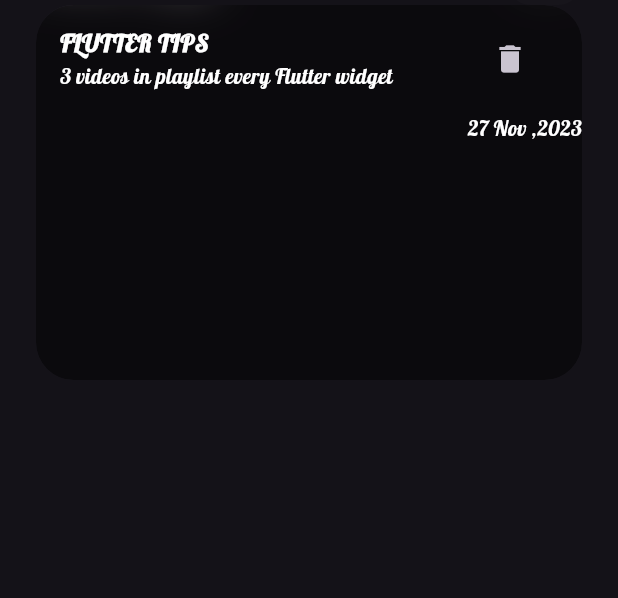
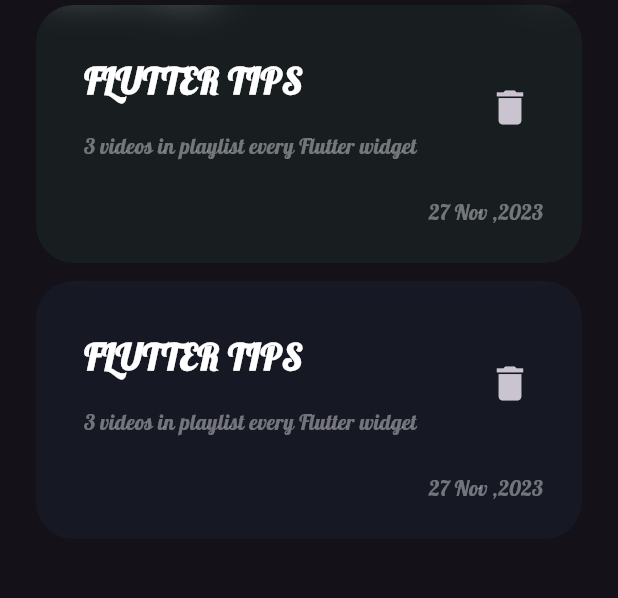
Before and after one commit to midoHaz/Note-app, a Flutter app: the screen it shows after launch, on a phone screen of 412 x 824 dp, the part 160-758 px from its top. Run offline on Flutter 3.47's test engine with Material 3 defaults, Android fonts, the phone set to English and light mode, and no system bars.

Commit message:
create notesItems-2

```diff
--- /dev/null
+++ b/lib/widgets/custom_note_item.dart
@@ -0,0 +1,41 @@
+import 'dart:ui';
+
+import 'package:flutter/material.dart';
+
+class CustomNoteItem extends StatelessWidget {
+  const CustomNoteItem({Key? key, required this.color,}) : super(key: key);
+
+  final Color color;
+  @override
+  Widget build(BuildContext context) {
+    return  ClipRRect(
+      borderRadius: BorderRadius.circular(25),
+      child:BackdropFilter(filter: ImageFilter.blur(sigmaX: 15,sigmaY: 15),
+        child: Container(
+          padding:const EdgeInsets.only(top: 24,bottom: 24,left: 16),
+          width: double.infinity,
+          decoration: BoxDecoration(
+            borderRadius: BorderRadius.circular(25),
+            color: color.withOpacity(.05),
+          ),
+          child:Column(
+            crossAxisAlignment: CrossAxisAlignment.end,
+            children: [ListTile(
+              title:const  Text("FLUTTER TIPS",style: TextStyle(color: Colors.white,fontWeight: FontWeight.bold,fontSize: 24),),
+              subtitle: Padding(
+                padding: const EdgeInsets.only(top: 16.0),
+                child: Text("3 videos in playlist every Flutter widget",style: TextStyle(color: Colors.white.withOpacity(.4)),),
+              ),
+              trailing:IconButton(onPressed: (){}, icon: const Icon(Icons.delete,size: 30,)) ,
+            ),
+
+              Padding(
+                padding:const  EdgeInsets.only(right: 26.0,top: 16),
+                child: Text("27 Nov ,2023",style: TextStyle(color: Colors.white.withOpacity(.4)),),
+              ),
+            ],
+          ),
+        ),) ,
+    );
+  }
+}
--- a/lib/widgets/notes_view_body.dart
+++ b/lib/widgets/notes_view_body.dart
@@ -2,41 +2,22 @@ import 'dart:ui';
 
 import 'package:flutter/material.dart';
 import 'package:note_app/widgets/custom_app_bar.dart';
+import 'package:note_app/widgets/custom_note_item.dart';
 
 class NotesViewBody extends StatelessWidget {
   const NotesViewBody({Key? key}) : super(key: key);
 
   @override
   Widget build(BuildContext context) {
-    return Padding(
-      padding: const EdgeInsets.symmetric(horizontal: 24),
+    return const Padding(
+      padding: EdgeInsets.symmetric(horizontal: 24),
       child: Column(
         children: [
-          const SizedBox(height: 60,),
-          const CustomAppBar(),
-          ClipRRect(
-            borderRadius: BorderRadius.circular(25),
-            child:BackdropFilter(filter: ImageFilter.blur(sigmaX: 15,sigmaY: 15),
-            child: Container(
-              height: 250,
-              width: double.infinity,
-              decoration: BoxDecoration(
-                borderRadius: BorderRadius.circular(25),
-                color: Colors.black45,
-              ),
-              child:Column(
-                crossAxisAlignment: CrossAxisAlignment.end,
-                children: [ListTile(
-                  title:const  Text("FLUTTER TIPS",style: TextStyle(color: Colors.white,fontWeight: FontWeight.bold),),
-                  subtitle:const Text("3 videos in playlist every Flutter widget",style: TextStyle(color: Colors.white),),
-                  trailing:IconButton(onPressed: (){}, icon: const Icon(Icons.delete)) ,
-                ),
-
-                  const Text("27 Nov ,2023",style: TextStyle(color: Colors.white),),
-                ],
-              ),
-            ),) ,
-          )
+          SizedBox(height: 60,),
+          CustomAppBar(),
+         CustomNoteItem(color: Colors.greenAccent,),
+         SizedBox(height:12.0),
+         CustomNoteItem(color: Colors.blueAccent,),
         ],
       ),
     );
```
